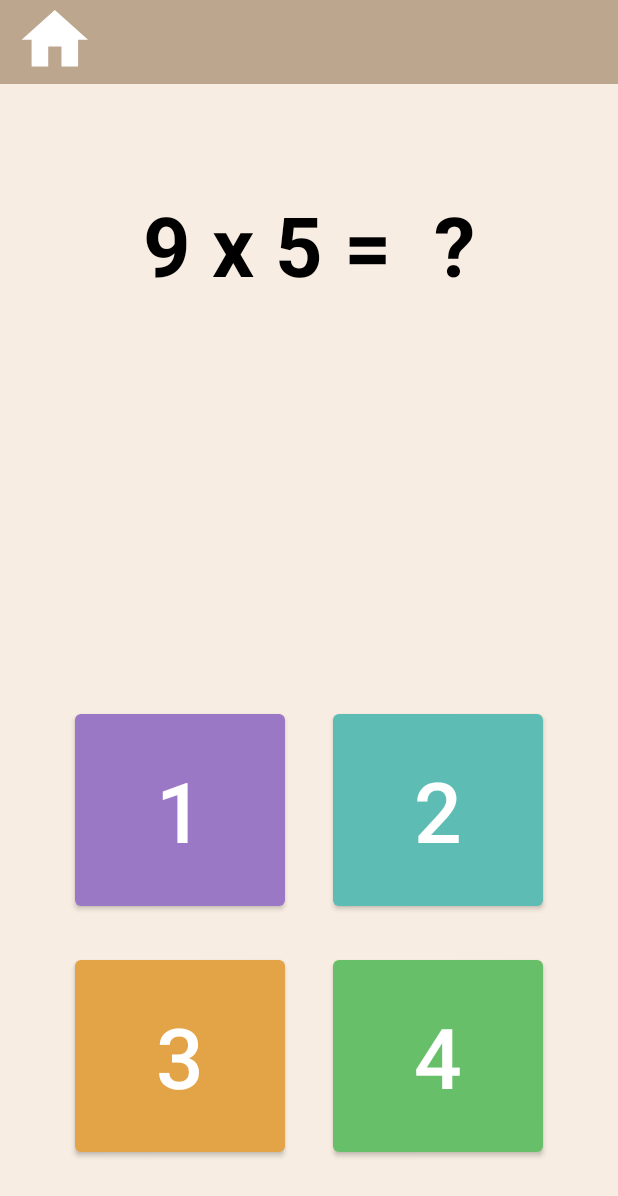
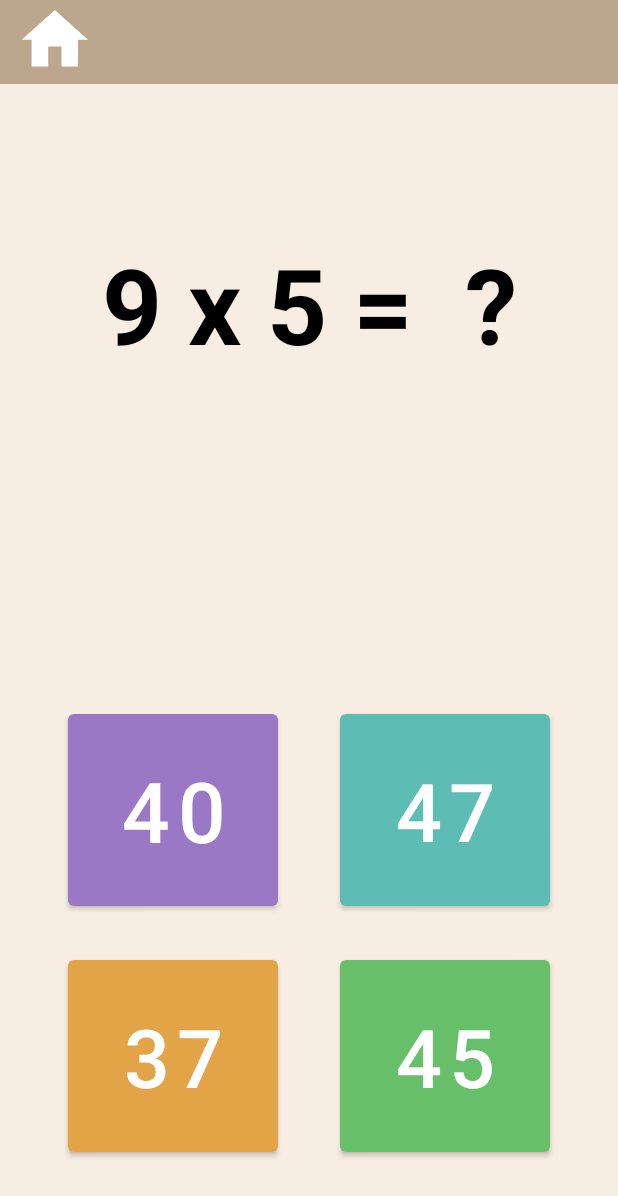
Before and after one commit to lukemjohnston/RefineMath, an Android app: the screen it shows after launch (game), after a tap on "PLAY", on a phone screen of 412 x 824 dp. Shown: the top 1196 px of the screen. Run offline under Robolectric (Android 15) with nearby library versions, the light colour scheme and no system bars.

Commit message:
core game mechanics

```diff
--- a/app/build.gradle
+++ b/app/build.gradle
@@ -33,6 +33,8 @@ dependencies {
     implementation 'androidx.appcompat:appcompat:1.2.0'
     implementation 'com.google.android.material:material:1.2.1'
     implementation 'androidx.constraintlayout:constraintlayout:2.0.4'
+    implementation 'androidx.navigation:navigation-fragment:2.3.1'
+    implementation 'androidx.navigation:navigation-ui:2.3.1'
     testImplementation 'junit:junit:4.+'
     androidTestImplementation 'androidx.test.ext:junit:1.1.2'
     androidTestImplementation 'androidx.test.espresso:espresso-core:3.3.0'
--- a/app/src/main/AndroidManifest.xml
+++ b/app/src/main/AndroidManifest.xml
@@ -9,7 +9,10 @@
         android:roundIcon="@mipmap/ic_launcher_round"
         android:supportsRtl="true"
         android:theme="@style/Theme.MathFlash">
-        <activity android:name=".game"></activity>
+        <activity android:name=".correct"></activity>
+        <activity android:name=".wrong" />
+        <activity android:name=".Correct" />
+        <activity android:name=".game" />
         <activity android:name=".MainActivity">
             <intent-filter>
                 <action android:name="android.intent.action.MAIN" />
--- a/app/src/main/java/com/example/mathflash/game.java
+++ b/app/src/main/java/com/example/mathflash/game.java
@@ -1,10 +1,10 @@
 package com.example.mathflash;
 
 import androidx.appcompat.app.AppCompatActivity;
-
 import android.content.Intent;
 import android.os.Bundle;
 import android.view.View;
+import android.widget.Button;
 import android.widget.TextView;
 
 public class game extends AppCompatActivity {
@@ -12,51 +12,189 @@ public class game extends AppCompatActivity {
 
     @Override
     protected void onCreate(Bundle savedInstanceState) {
-        int var = (int)Math.floor(Math.random()*(3-1+1)+1);
-        int min = 1;
-        int max = 2;
-        int ans = 0;
+        super.onCreate(savedInstanceState);
+        setContentView(R.layout.activity_game);
 
-        if(var < 3) {
+        int var = (int) Math.floor(Math.random() * (3 - 1 + 1) + 1);
+        int min = 1, max = 2, ans = 0;
+
+        if (var < 3) {
             min = 1;
             max = 50;
         }
-        if(var == 3) {
+        if (var == 3) {
             min = 1;
             max = 12;
         }
 
-        int number1 = (int)Math.floor(Math.random()*(max-min+1)+min);
-        int number2 = (int)Math.floor(Math.random()*(max-min+1)+min);
+        //creates a random math formula
+        int number1 = (int) Math.floor(Math.random() * (max - min + 1) + min);
+        int number2 = (int) Math.floor(Math.random() * (max - min + 1) + min);
         String n1 = String.valueOf(number1);
         String n2 = String.valueOf(number2);
         String v = "$";
 
-        if(var == 1) {      //addition
+        if (var == 1) {      //addition
             ans = number1 + number2;
             v = "+";
         }
-        if(var == 2) {      //subtraction
+        if (var == 2) {      //subtraction
             ans = number1 - number2;
             v = "-";
         }
-        if(var == 3) {      //multiplication
+        if (var == 3) {      //multiplication
             ans = number1 * number2;
             v = "x";
         }
-        String formula = n1+" "+v+" "+n2+" =  ?";
+        String formula = n1 + " " + v + " " + n2 + " =  ?";
+        TextView textView0 = (TextView) findViewById(R.id.mathFormula);
+        textView0.setText(formula);
 
-        super.onCreate(savedInstanceState);
-        setContentView(R.layout.activity_game);
 
-        TextView textView = (TextView) findViewById(R.id.mathFormula);
-        textView.setText(formula);
+        Button correct_button = (Button) findViewById(R.id.option1);
+        Button wrong_button1 = (Button) findViewById(R.id.option2);
+        Button wrong_button2 = (Button) findViewById(R.id.option3);
+        Button wrong_button3 = (Button) findViewById(R.id.option4);
+        //puts the answer in one of the buttons
+        int correctButton = (int) Math.floor(Math.random() * (4 - 1 + 1) + 1);
+        if (correctButton == 1) {
+            TextView textView1 = (TextView) findViewById(R.id.option1);
+            textView1.setText("" + ans);
+            correct_button = (Button) findViewById(R.id.option1);
+            wrong_button1 = (Button) findViewById(R.id.option2);
+            wrong_button2 = (Button) findViewById(R.id.option3);
+            wrong_button3 = (Button) findViewById(R.id.option4);
+        }
+        if (correctButton == 2) {
+            TextView textView2 = (TextView) findViewById(R.id.option2);
+            textView2.setText("" + ans);
+            correct_button = (Button) findViewById(R.id.option2);
+            wrong_button1 = (Button) findViewById(R.id.option1);
+            wrong_button2 = (Button) findViewById(R.id.option3);
+            wrong_button3 = (Button) findViewById(R.id.option4);
+        }
+        if (correctButton == 3) {
+            TextView textView3 = (TextView) findViewById(R.id.option3);
+            textView3.setText("" + ans);
+            correct_button = (Button) findViewById(R.id.option3);
+            wrong_button1 = (Button) findViewById(R.id.option1);
+            wrong_button2 = (Button) findViewById(R.id.option2);
+            wrong_button3 = (Button) findViewById(R.id.option4);
+        }
+        if (correctButton == 4) {
+            TextView textView3 = (TextView) findViewById(R.id.option4);
+            textView3.setText("" + ans);
+            correct_button = (Button) findViewById(R.id.option4);
+            wrong_button1 = (Button) findViewById(R.id.option1);
+            wrong_button2 = (Button) findViewById(R.id.option2);
+            wrong_button3 = (Button) findViewById(R.id.option3);
+        }
+
+
+            //puts close answers in the other buttons
+        int scramble = (int)Math.floor(Math.random()*(3-1+1)+1);
+        if (scramble > 0) {
+            if (correctButton != 1){
+                TextView textView1 = (TextView) findViewById(R.id.option1);
+                int a1 = ans+2;
+                textView1.setText("" + a1);
+            }
+            if (correctButton != 2) {
+                TextView textView2 = (TextView) findViewById(R.id.option2);
+                int a2 = ans + 3;
+                textView2.setText("" + a2);
+            }
+            if (correctButton != 3) {
+                TextView textView3 = (TextView) findViewById(R.id.option3);
+                int a3 = ans + 5;
+                textView3.setText("" + a3);
+            }
+            if (correctButton != 4) {
+                TextView textView4 = (TextView) findViewById(R.id.option4);
+                int a4 = ans - 2;
+                textView4.setText("" + a4);
+            }
+        }
+        if (scramble == 2) {
+            if (correctButton != 1){
+                TextView textView1 = (TextView) findViewById(R.id.option1);
+                int a1 = ans+1;
+                textView1.setText("" + a1);
+            }
+            if (correctButton != 2) {
+                TextView textView2 = (TextView) findViewById(R.id.option2);
+                int a2 = ans - 4;
+                textView2.setText("" + a2);
+            }
+            if (correctButton != 3) {
+                TextView textView3 = (TextView) findViewById(R.id.option3);
+                int a3 = ans + 10;
+                textView3.setText("" + a3);
+            }
+            if (correctButton != 4) {
+                TextView textView4 = (TextView) findViewById(R.id.option4);
+                int a4 = ans - 4;
+                textView4.setText("" + a4);
+            }
+        }
+        if (scramble == 3) {
+            if (correctButton != 1){
+                TextView textView1 = (TextView) findViewById(R.id.option1);
+                int a1 = ans-5;
+                textView1.setText("" + a1);
+            }
+            if (correctButton != 2) {
+                TextView textView2 = (TextView) findViewById(R.id.option2);
+                int a2 = ans + 2;
+                textView2.setText("" + a2);
+            }
+            if (correctButton != 3) {
+                TextView textView3 = (TextView) findViewById(R.id.option3);
+                int a3 = ans - 8;
+                textView3.setText("" + a3);
+            }
+            if (correctButton != 4) {
+                TextView textView4 = (TextView) findViewById(R.id.option4);
+                int a4 = ans - 10;
+                textView4.setText("" + a4);
+            }
+        }
+
+        correct_button.setOnClickListener(new View.OnClickListener() {
+            @Override
+            public void onClick(View v) {
+                Intent intent = new Intent(getApplicationContext(), correct.class);
+                startActivity(intent);
+            }
+        });
+
+        wrong_button1.setOnClickListener(new View.OnClickListener() {
+            @Override
+            public void onClick(View v) {
+                Intent intent = new Intent(getApplicationContext(), wrong.class);
+                startActivity(intent);
+            }
+        });
+
+        wrong_button2.setOnClickListener(new View.OnClickListener() {
+            @Override
+            public void onClick(View v) {
+                Intent intent = new Intent(getApplicationContext(), wrong.class);
+                startActivity(intent);
+            }
+        });
+
+        wrong_button3.setOnClickListener(new View.OnClickListener() {
+            @Override
+            public void onClick(View v) {
+                Intent intent = new Intent(getApplicationContext(), wrong.class);
+                startActivity(intent);
+            }
+        });
+
+
     }
 
-    public void optionChosen(View view) {
-        Intent intent = new Intent(this, game.class);
-        startActivity(intent);
-    }
 
     public void returnMain(View view) {
         Intent intent = new Intent(this, MainActivity.class);
--- a/app/src/main/res/layout/activity_game.xml
+++ b/app/src/main/res/layout/activity_game.xml
@@ -11,9 +11,8 @@
         android:id="@+id/option1"
         android:layout_width="140dp"
         android:layout_height="140dp"
-        android:layout_marginStart="50dp"
+        android:layout_marginStart="45dp"
         android:layout_marginBottom="24dp"
-        android:onClick="optionChosen"
         android:text="1"
         android:textColor="#FFFFFF"
         android:textSize="56sp"
@@ -25,12 +24,11 @@
         android:id="@+id/option2"
         android:layout_width="140dp"
         android:layout_height="140dp"
-        android:layout_marginEnd="50dp"
+        android:layout_marginEnd="45dp"
         android:layout_marginBottom="24dp"
-        android:onClick="optionChosen"
         android:text="2"
         android:textColor="#FFFFFF"
-        android:textSize="56sp"
+        android:textSize="54sp"
         android:theme="@style/Button.teal"
         app:layout_constraintBottom_toTopOf="@+id/option4"
         app:layout_constraintEnd_toEndOf="parent" />
@@ -39,12 +37,11 @@
         android:id="@+id/option3"
         android:layout_width="140dp"
         android:layout_height="140dp"
-        android:layout_marginStart="50dp"
+        android:layout_marginStart="45dp"
         android:layout_marginBottom="50dp"
-        android:onClick="optionChosen"
         android:text="3"
         android:textColor="#FFFFFF"
-        android:textSize="56sp"
+        android:textSize="54sp"
         android:theme="@style/Button.orange"
         app:layout_constraintBottom_toBottomOf="parent"
         app:layout_constraintStart_toStartOf="parent" />
@@ -53,12 +50,11 @@
         android:id="@+id/option4"
         android:layout_width="140dp"
         android:layout_height="140dp"
-        android:layout_marginEnd="50dp"
+        android:layout_marginEnd="45dp"
         android:layout_marginBottom="50dp"
-        android:onClick="optionChosen"
         android:text="4"
         android:textColor="#FFFFFF"
-        android:textSize="56sp"
+        android:textSize="54sp"
         android:theme="@style/Button.green"
         app:layout_constraintBottom_toBottomOf="parent"
         app:layout_constraintEnd_toEndOf="parent" />
@@ -67,10 +63,10 @@
         android:id="@+id/mathFormula"
         android:layout_width="wrap_content"
         android:layout_height="wrap_content"
-        android:layout_marginTop="70dp"
+        android:layout_marginTop="100dp"
         android:text="@string/mathFormula"
         android:textColor="#000000"
-        android:textSize="55sp"
+        android:textSize="70sp"
         android:textStyle="bold"
         app:layout_constraintEnd_toEndOf="parent"
         app:layout_constraintStart_toStartOf="parent"
--- a/app/src/main/res/values/colors.xml
+++ b/app/src/main/res/values/colors.xml
@@ -2,6 +2,8 @@
 <resources>
     <color name="background">#f7ede2</color>
     <color name="accent">#BCA68E</color>
+    <color name="correct">#6A8C42</color>
+    <color name="wrong">#ED7751</color>
     <color name="purple">#9B78C6</color>
     <color name="green">#67BF6A</color>
     <color name="orange">#E3A448</color>
```
Also changed, not shown: app/src/main/java/com/example/mathflash/correct.java (added, +27 -0 lines), app/src/main/java/com/example/mathflash/wrong.java (added, +27 -0 lines), app/src/main/res/layout/activity_correct.xml (added, +8 -0 lines), app/src/main/res/layout/activity_wrong.xml (added, +10 -0 lines), app/src/main/res/navigation/nav_graph.xml (added, +28 -0 lines), app/src/main/res/values/strings.xml (+10 -0 lines), app/src/main/res/values/themes.xml (+9 -0 lines).
